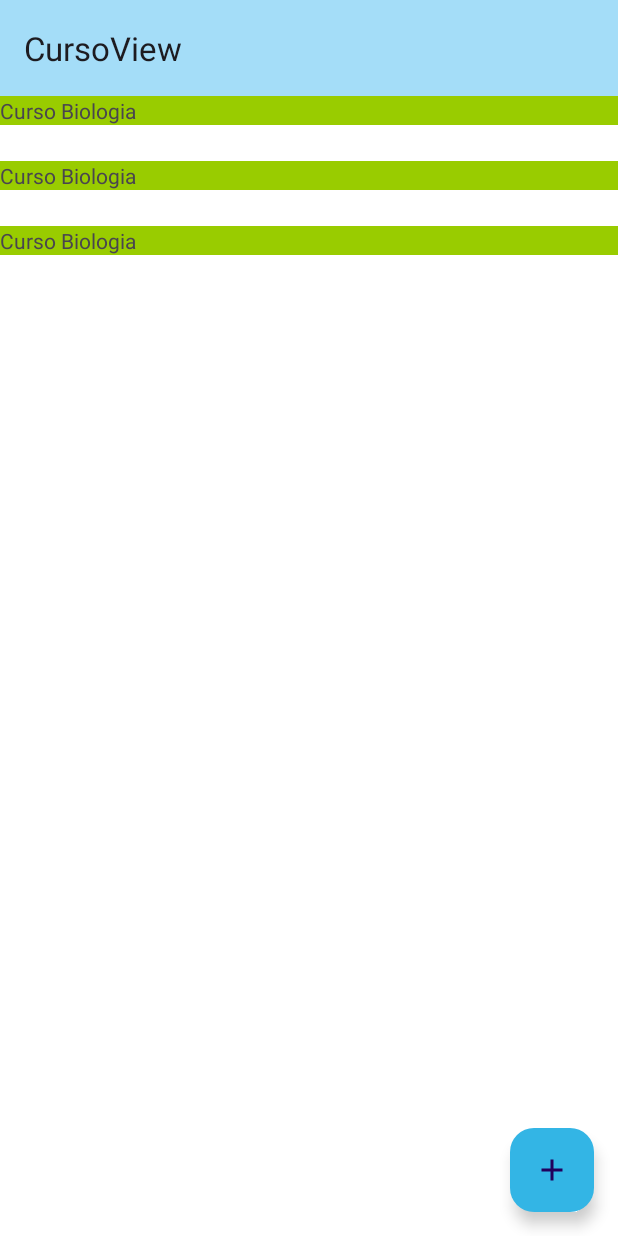
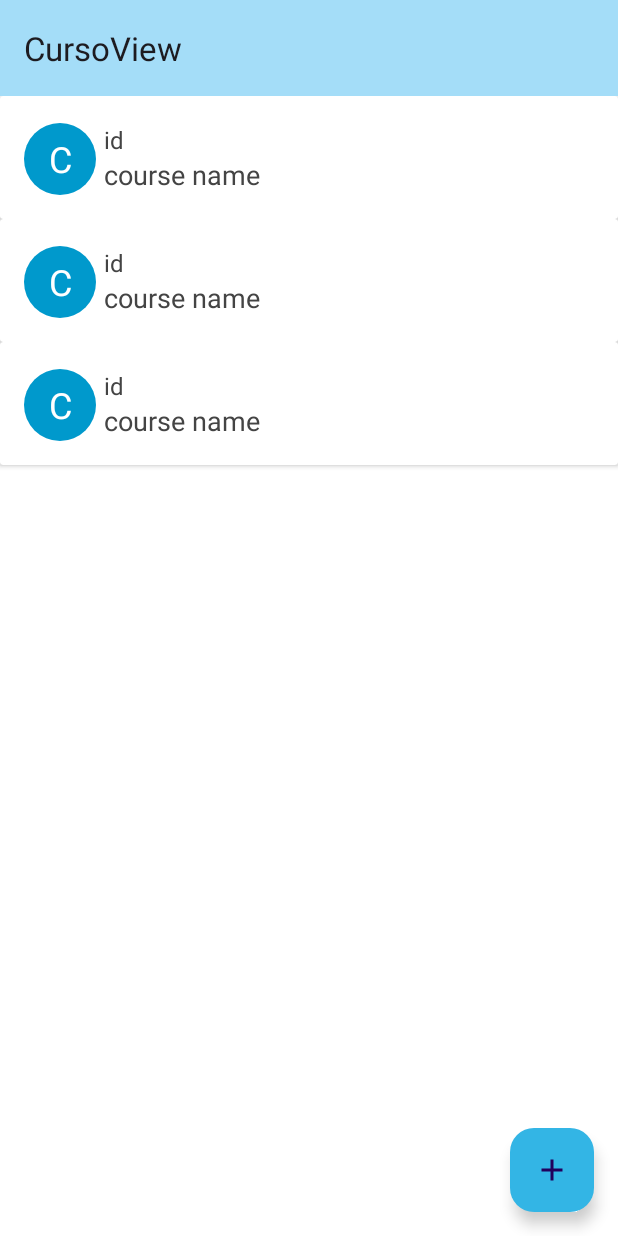
Before and after one commit to deepdevsg5/Allocation_App, an Android app: the layout activity_curso_view.xml on its own in the app's theme, with its tools: preview values and no code run, on a phone screen of 412 x 824 dp. Run offline under Robolectric (Android 15) with nearby library versions, the phone set to English and light mode, and no system bars.

Commit message:
update view from tela2

```diff
--- /dev/null
+++ b/app/src/main/res/drawable/card_view_bg.xml
@@ -0,0 +1,9 @@
+<?xml version="1.0" encoding="utf-8"?>
+<shape xmlns:android="http://schemas.android.com/apk/res/android">
+
+    <solid android:color="@color/white"/>
+    <corners android:radius="40dp"/>
+
+
+
+</shape>
--- /dev/null
+++ b/app/src/main/res/drawable/circle.xml
@@ -0,0 +1,11 @@
+<?xml version="1.0" encoding="utf-8"?>
+<shape
+    android:shape="oval"
+    xmlns:android="http://schemas.android.com/apk/res/android">
+
+    <solid android:color="@android:color/holo_blue_dark"/>
+    <corners android:radius="50dp"/>
+
+
+
+</shape>
--- a/app/src/main/res/layout/activity_curso_view.xml
+++ b/app/src/main/res/layout/activity_curso_view.xml
@@ -32,7 +32,7 @@
         android:layout_width="match_parent"
         android:layout_below="@id/app_bar"
         android:layout_height="match_parent"
-        tools:listitem="@layout/teste_nomes"
+        tools:listitem="@layout/item_view"
         android:visibility="visible"
         app:layoutManager="androidx.recyclerview.widget.LinearLayoutManager"/>
 
--- /dev/null
+++ b/app/src/main/res/layout/item_view.xml
@@ -0,0 +1,51 @@
+<?xml version="1.0" encoding="utf-8"?>
+ <androidx.cardview.widget.CardView
+    xmlns:android="http://schemas.android.com/apk/res/android"
+    xmlns:tools="http://schemas.android.com/tools"
+    tools:showIn="@layout/activity_curso_view"
+    android:layout_width="match_parent"
+    android:layout_height="wrap_content"
+    android:background="@drawable/card_view_bg">
+
+    <RelativeLayout
+        android:layout_width="match_parent"
+        android:layout_marginStart="16dp"
+        android:layout_marginTop="18dp"
+        android:layout_marginEnd="16dp"
+        android:layout_marginBottom="16dp"
+        android:layout_height="wrap_content">
+
+        <TextView
+            android:id="@+id/text_first_char"
+            android:layout_width="48dp"
+            android:layout_height="48dp"
+            android:textSize="24sp"
+            android:textColor="@android:color/white"
+            android:background="@drawable/circle"
+            android:gravity="center"
+            android:text="C"/>
+
+        <TextView
+            android:id="@+id/text_field_id"
+            android:textColor="#444444"
+            android:layout_width="match_parent"
+            android:layout_height="wrap_content"
+            android:layout_toEndOf="@id/text_first_char"
+            android:layout_alignTop="@id/text_first_char"
+            android:textSize="16sp"
+            android:layout_marginStart="5dp"
+            android:text="id"/>
+
+        <TextView
+            android:id="@+id/text_field_name"
+            android:textColor="#444444"
+            android:layout_width="match_parent"
+            android:layout_height="wrap_content"
+            android:layout_toEndOf="@id/text_first_char"
+            android:layout_below="@id/text_field_id"
+            android:textSize="18sp"
+            android:layout_marginStart="5dp"
+            android:text="course name"/>
+    </RelativeLayout>
+
+</androidx.cardview.widget.CardView>
--- a/app/src/main/res/layout/teste_nomes.xml
+++ /dev/null
@@ -1,18 +0,0 @@
-<?xml version="1.0" encoding="utf-8"?>
- <LinearLayout
-    xmlns:android="http://schemas.android.com/apk/res/android"
-    android:orientation="vertical"
-    xmlns:tools="http://schemas.android.com/tools"
-    tools:showIn="@layout/activity_curso_view"
-    android:layout_width="match_parent"
-    android:layout_height="wrap_content">
-
-    <TextView
-        android:id="@+id/tx_test_nomes"
-        android:layout_marginBottom="24dp"
-        android:text="Curso Biologia"
-        android:background="@android:color/holo_green_light"
-        android:layout_width="match_parent"
-        android:layout_height="wrap_content"/>
-
-</LinearLayout>
```
